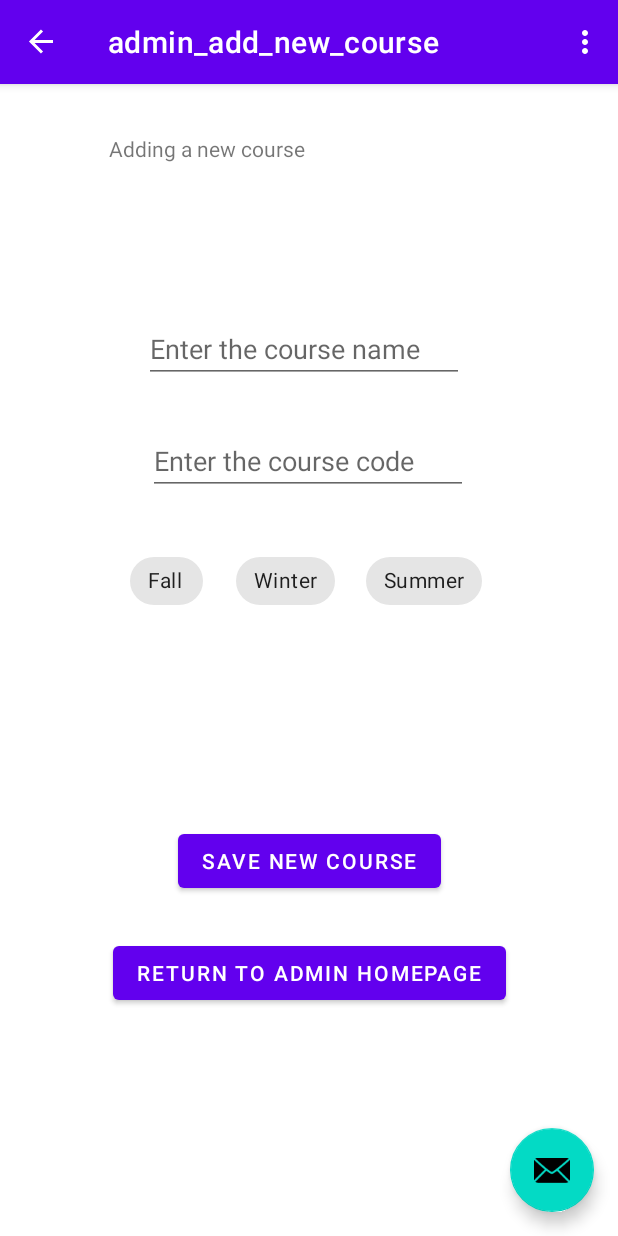
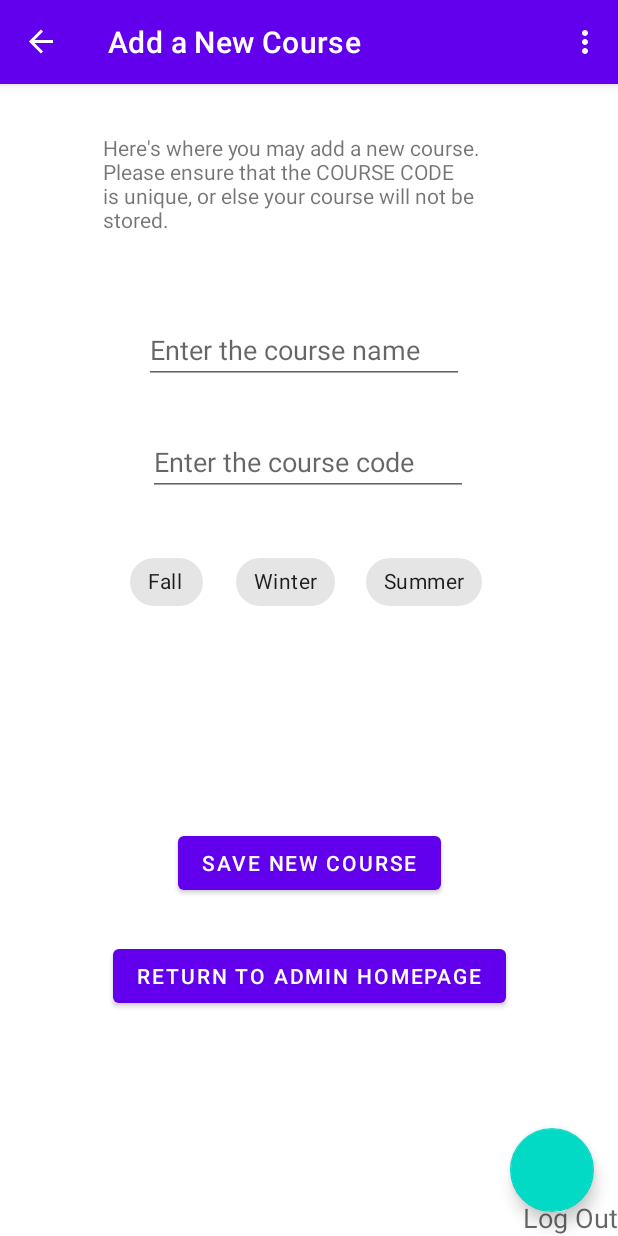
Before and after one commit to RuofanChen03/B07-group6, an Android app: the AdminCreate screen opened through its navigation route, after a tap on "SAVE NEW COURSE", on a phone screen of 412 x 824 dp. Run offline under Robolectric (Android 15) with nearby library versions, the phone set to English and light mode, and no system bars; our stand-ins replace navigation-ui.

```diff
--- a/app/src/main/java/com/example/myapplication/AdminCreate.java
+++ b/app/src/main/java/com/example/myapplication/AdminCreate.java
@@ -9,6 +9,7 @@ import android.widget.ArrayAdapter;
 import android.widget.Button;
 import android.widget.EditText;
 import android.widget.Spinner;
+import android.widget.Toast;
 
 import androidx.fragment.app.Fragment;
 import androidx.annotation.NonNull;
@@ -110,13 +111,23 @@ public class AdminCreate extends Fragment{
                 GetInput = getActivity().findViewById(R.id.CreateCodeInput);
                 code = GetInput.getText().toString();
 
-                Course createdCourse = new Course(name, code,  sessionsOffered, new ArrayList<Course>());
-                Course.courseList.add(createdCourse);
-                System.out.println("After call:"+Course.courseList.size());
-                System.out.println("courseList.get(3) (fall)"+Course.courseList.get(3).sessions[0]);
-                System.out.println("courseList.get(3) (winter)"+Course.courseList.get(3).sessions[1]);
-                System.out.println("courseList.get(3) (summer)"+Course.courseList.get(3).sessions[2]);
+                if(Course.doesCourseCodeExist(code)) {
+                    Toast.makeText(getActivity().getApplicationContext(),
+                            ("Code \""+code + "\" is already in use. Please try a different code."),
+                            Toast.LENGTH_SHORT).show();
+                }
+                else {
 
+                    Course createdCourse = new Course(name, code, sessionsOffered, new ArrayList<Course>());
+                    Course.courseList.add(createdCourse);
+                    System.out.println("Code of most recent course: " + Course.courseList.get(Course.courseList.size()-1).courseCode);
+                    System.out.println("courseList.get(3) (fall)" + Course.courseList.get(3).sessions[0]);
+                    System.out.println("courseList.get(3) (winter)" + Course.courseList.get(3).sessions[1]);
+                    System.out.println("courseList.get(3) (summer)" + Course.courseList.get(3).sessions[2]);
+                    Toast.makeText(getActivity().getApplicationContext(),
+                            ("Course \"" + code + "\" has been successfully created!"),
+                            Toast.LENGTH_SHORT).show();
+                }
             }
         });
 
--- a/app/src/main/java/com/example/myapplication/AdminCreateActivity.java
+++ b/app/src/main/java/com/example/myapplication/AdminCreateActivity.java
@@ -54,6 +54,7 @@ public class AdminCreateActivity extends AppCompatActivity {
         });
         */
 
+        /*
         binding.fab.setOnClickListener(new View.OnClickListener() {
             @Override
             public void onClick(View view) {
@@ -63,6 +64,7 @@ public class AdminCreateActivity extends AppCompatActivity {
 
             }
         });
+        */
     }
 
     public void storeSubmit(){
--- a/app/src/main/java/com/example/myapplication/Course.java
+++ b/app/src/main/java/com/example/myapplication/Course.java
@@ -2,6 +2,7 @@ package com.example.myapplication;
 
 import java.util.ArrayList;
 import java.util.List;
+import java.util.Locale;
 
 public class Course {
     String courseName;
@@ -29,4 +30,18 @@ public class Course {
 
     public void AddPrerequisite(Course course) { prerequisites.add(course); }
 
+    public static int getByCourseCode(String code){
+        for(int i=0; i<courseList.size(); i++){
+            System.out.println(courseList.get(i).courseCode);
+            if(courseList.get(i).courseCode.equals(code)) return i;
+        }
+        return -1;
+    }
+
+    public static boolean doesCourseCodeExist(String code){
+        for(Course c : courseList){
+            if(c.courseCode.toLowerCase(Locale.ROOT).equals(code.toLowerCase())) return true;
+        }
+        return false;
+    }
 }
--- a/app/src/main/java/com/example/myapplication/MainActivity.java
+++ b/app/src/main/java/com/example/myapplication/MainActivity.java
@@ -36,6 +36,7 @@ public class MainActivity extends AppCompatActivity {
         appBarConfiguration = new AppBarConfiguration.Builder(navController.getGraph()).build();
         NavigationUI.setupActionBarWithNavController(this, navController, appBarConfiguration);
 
+        /*
         binding.fab.setOnClickListener(new View.OnClickListener() {
             @Override
             public void onClick(View view) {
@@ -43,6 +44,7 @@ public class MainActivity extends AppCompatActivity {
                         .setAction("Action", null).show();
             }
         });
+        */
     }
 
     @Override
--- a/app/src/main/res/layout/activity_main.xml
+++ b/app/src/main/res/layout/activity_main.xml
@@ -20,15 +20,38 @@
 
     </com.google.android.material.appbar.AppBarLayout>
 
-    <include layout="@layout/content_main" />
+    <include
+        android:id="@+id/include"
+        layout="@layout/content_main" />
+
+    <FrameLayout
+        android:id="@+id/frameLayout"
+        android:layout_width="wrap_content"
+        android:layout_height="wrap_content"
+        android:layout_gravity="bottom|right">
+
+    </FrameLayout>
 
     <com.google.android.material.floatingactionbutton.FloatingActionButton
         android:id="@+id/fab"
-        android:layout_width="wrap_content"
+        android:layout_width="99dp"
         android:layout_height="wrap_content"
         android:layout_gravity="bottom|end"
         android:layout_marginEnd="@dimen/fab_margin"
         android:layout_marginBottom="16dp"
-        app:srcCompat="@android:drawable/ic_dialog_email" />
+        android:src="@android:color/transparent"
+        app:layout_anchor="@+id/include"
+        app:layout_anchorGravity="end|bottom" />
+
+    <TextView
+        android:layout_width="wrap_content"
+        android:layout_height="wrap_content"
+        android:layout_gravity="center"
+        android:elevation="16dp"
+        android:text="Log Out"
+        android:textAppearance="?android:attr/textAppearanceMedium"
+        app:layout_anchor="@+id/frameLayout"
+        app:layout_anchorGravity="end|top" />
+
 
 </androidx.coordinatorlayout.widget.CoordinatorLayout>
--- a/app/src/main/res/layout/admin_fragment.xml
+++ b/app/src/main/res/layout/admin_fragment.xml
@@ -10,13 +10,13 @@
         android:id="@+id/textview_second"
         android:layout_width="wrap_content"
         android:layout_height="wrap_content"
-        app:layout_constraintBottom_toTopOf="@id/AdminEdit"
+        app:layout_constraintBottom_toTopOf="@id/AdminEditButton"
         app:layout_constraintEnd_toEndOf="parent"
         app:layout_constraintStart_toStartOf="parent"
         app:layout_constraintTop_toTopOf="parent" />
 
     <Button
-        android:id="@+id/AdminEdit"
+        android:id="@+id/AdminEditButton"
         android:layout_width="wrap_content"
         android:layout_height="wrap_content"
         android:text="Edit Existing Course"
@@ -38,4 +38,5 @@
         app:layout_constraintTop_toTopOf="parent"
         app:layout_constraintVertical_bias="0.327" />
 
+
 </androidx.constraintlayout.widget.ConstraintLayout>
--- a/app/src/main/res/layout/fragment_admin_create.xml
+++ b/app/src/main/res/layout/fragment_admin_create.xml
@@ -8,9 +8,9 @@
 
     <TextView
         android:id="@+id/textView"
-        android:layout_width="266dp"
-        android:layout_height="62dp"
-        android:text="Adding a new course"
+        android:layout_width="273dp"
+        android:layout_height="69dp"
+        android:text="Here's where you may add a new course. Please ensure that the COURSE CODE is unique, or else your course will not be stored."
         app:layout_constraintBottom_toBottomOf="parent"
         app:layout_constraintEnd_toEndOf="parent"
         app:layout_constraintHorizontal_bias="0.496"
@@ -108,4 +108,5 @@
         app:layout_constraintTop_toBottomOf="@+id/CreateCodeInput"
         app:layout_constraintVertical_bias="0.192" />
 
+
 </androidx.constraintlayout.widget.ConstraintLayout>
--- a/app/src/main/res/layout/fragment_first.xml
+++ b/app/src/main/res/layout/fragment_first.xml
@@ -10,7 +10,7 @@
         android:id="@+id/editTextTextPassword"
         android:layout_width="wrap_content"
         android:layout_height="wrap_content"
-        android:text="Sample password"
+        android:hint="Password"
         android:ems="10"
         android:inputType="textPassword"
         app:layout_constraintBottom_toTopOf="@+id/signin"
@@ -23,7 +23,7 @@
         android:id="@+id/textview_first"
         android:layout_width="wrap_content"
         android:layout_height="wrap_content"
-        android:text="Please enter your username:"
+        android:hint="Please enter your username:"
         app:layout_constraintBottom_toTopOf="@id/signin"
         app:layout_constraintEnd_toEndOf="parent"
         app:layout_constraintHorizontal_bias="0.424"
@@ -50,7 +50,7 @@
         android:layout_marginTop="16dp"
         android:ems="10"
         android:inputType="textPersonName"
-        android:text="Username"
+        android:hint="Username"
         app:layout_constraintBottom_toTopOf="@+id/textview_first2"
         app:layout_constraintEnd_toEndOf="parent"
         app:layout_constraintHorizontal_bias="0.492"
--- a/app/src/main/res/navigation/nav_graph.xml
+++ b/app/src/main/res/navigation/nav_graph.xml
@@ -8,7 +8,7 @@
     <fragment
         android:id="@+id/AdminLogin"
         android:name="com.example.myapplication.AdminLogin"
-        android:label="@string/first_fragment_label"
+        android:label="Login as an Administrator"
         tools:layout="@layout/fragment_first">
 
         <action
@@ -18,21 +18,34 @@
     <fragment
         android:id="@+id/AdminFragment"
         android:name="com.example.myapplication.AdminFragment"
-        android:label="AdminFragment"
+        android:label="Actions as an Administrator"
         tools:layout="@layout/admin_fragment">
 
         <action
             android:id="@+id/action_AdminFragment_to_AdminCreate"
             app:destination="@id/AdminCreate" />
+        <action
+            android:id="@+id/action_AdminFragment_to_AdminEdit"
+            app:destination="@id/AdminEdit" />
     </fragment>
     <fragment
         android:id="@+id/AdminCreate"
         android:name="com.example.myapplication.AdminCreate"
-        android:label="admin_add_new_course"
+        android:label="Add a New Course"
         tools:layout="@layout/fragment_admin_create">
 
         <action
             android:id="@+id/action_AdminCreate_to_AdminFragment"
             app:destination="@id/AdminFragment"/>
     </fragment>
+    <fragment
+        android:id="@+id/AdminEdit"
+        android:name="com.example.myapplication.AdminEdit"
+        android:label="Edit an Existing Course"
+        tools:layout="@layout/fragment_admin_edit">
+
+        <action
+            android:id="@+id/action_AdminEdit_to_AdminFragment"
+            app:destination="@id/AdminFragment" />
+    </fragment>
 </navigation>
--- a/app/src/main/res/values/strings.xml
+++ b/app/src/main/res/values/strings.xml
@@ -10,4 +10,6 @@
     <string name="hello_first_fragment">Hello first fragment</string>
     <string name="hello_second_fragment">Hello second fragment. Arg: %1$s</string>
     <string name="title_activity_admin_create_new_course">AdminCreateNewCourse</string>
+    <!-- TODO: Remove or change this placeholder text -->
+    <string name="hello_blank_fragment">Hello blank fragment</string>
 </resources>
```
Also changed, not shown: app/src/main/java/com/example/myapplication/AdminEdit.java (added, +158 -0 lines), app/src/main/java/com/example/myapplication/AdminFragment.java (+7 -0 lines), app/src/main/java/com/example/myapplication/CourseListData.java (added, +25 -0 lines), app/src/main/res/layout/fragment_admin_edit.xml (added, +136 -0 lines).
